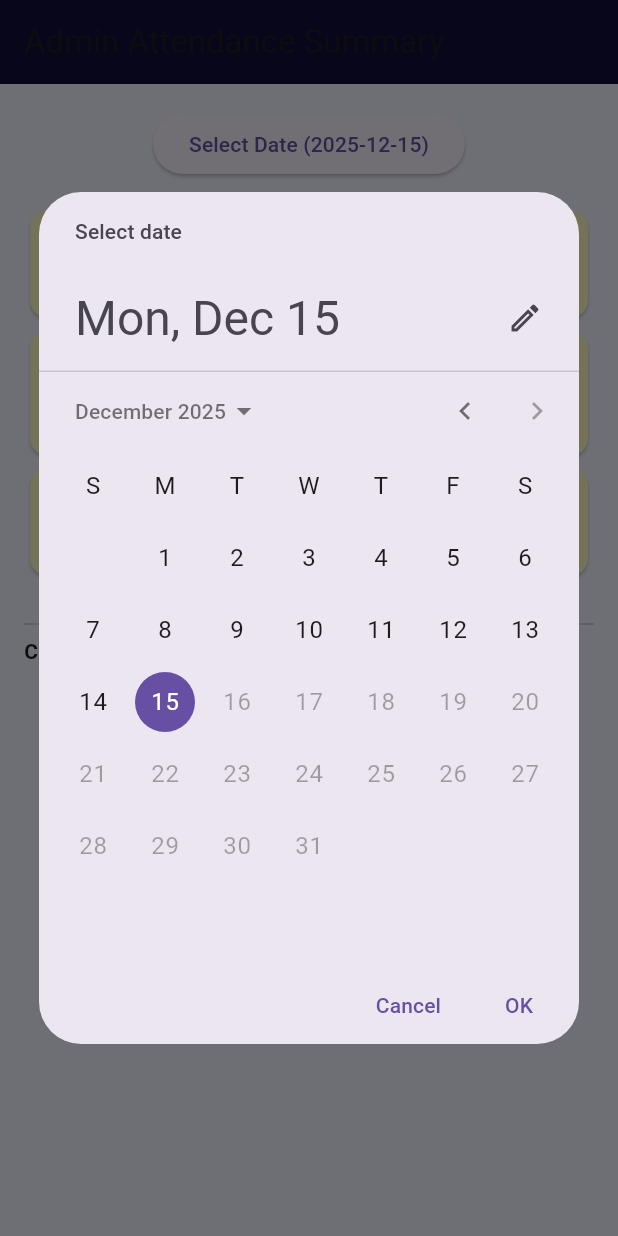
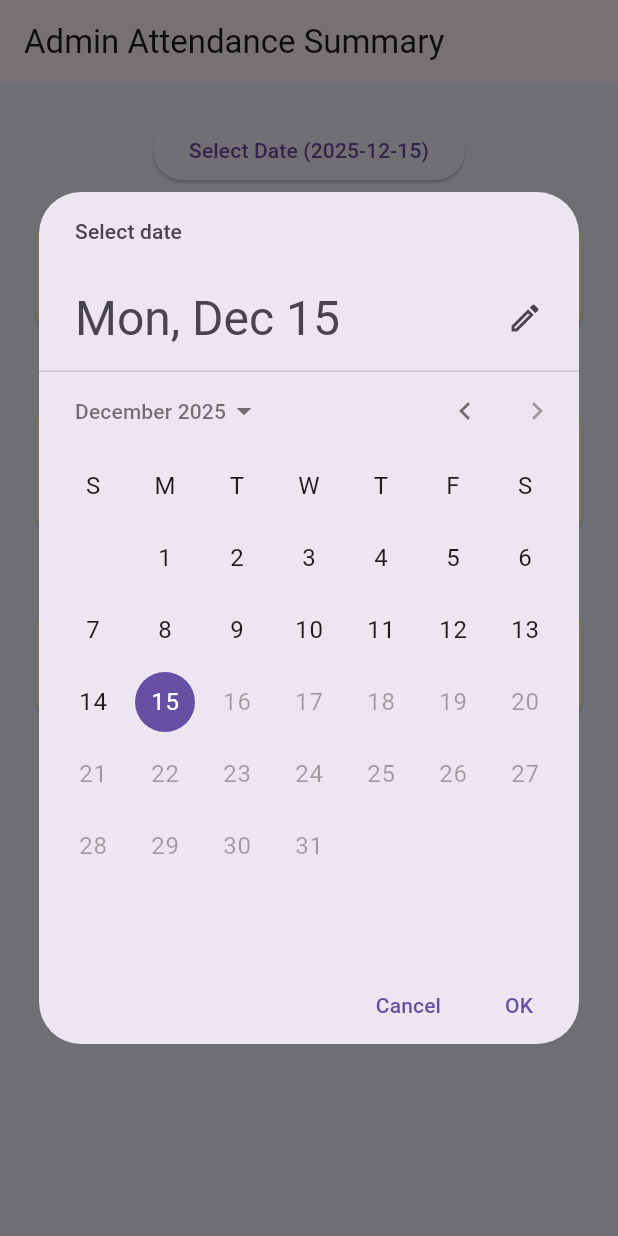
Before and after one commit to vidyakunj/vidyakunj-full-ready, a Flutter app: the AdminDashboard screen opened directly, after a tap on an icon or button, on a phone screen of 412 x 824 dp. Run offline on Flutter 3.47's test engine with Material 3 defaults, Android fonts, the phone set to English and light mode, and no system bars; our stand-ins replace csv, file_picker, shared_preferences; accounts and stored records are empty.

Commit message:
Update admin_dashboard.dart

```diff
--- a/lib/screens/admin_dashboard.dart
+++ b/lib/screens/admin_dashboard.dart
@@ -10,144 +10,172 @@ class AdminDashboard extends StatefulWidget {
   State<AdminDashboard> createState() => _AdminDashboardState();
 }
 
-leadingZeros(int n) => n.toString().padLeft(2, '0');
-
 class _AdminDashboardState extends State<AdminDashboard> {
   DateTime selectedDate = DateTime.now();
+  bool loading = false;
+
+  // DATA
+  List<Map<String, dynamic>> primaryClasses = [];
+  List<Map<String, dynamic>> secondaryClasses = [];
 
   int primaryTotal = 0, primaryPresent = 0, primaryAbsent = 0;
   int secondaryTotal = 0, secondaryPresent = 0, secondaryAbsent = 0;
+
   int schoolTotal = 0, schoolPresent = 0, schoolAbsent = 0;
 
-  List<Map<String, dynamic>> classWise = [];
+  final List<String> divisions = ["A", "B", "C", "D"];
+
+  String get dateStr =>
+      "${selectedDate.year}-${selectedDate.month.toString().padLeft(2, '0')}-${selectedDate.day.toString().padLeft(2, '0')}";
+
+  Future<Map<String, dynamic>?> fetchSummary(
+      String std, String div) async {
+    final uri = Uri.parse(
+        "$SERVER_URL/attendance/summary?date=$dateStr&std=$std&div=$div");
+
+    final res = await http.get(uri);
+    if (res.statusCode != 200) return null;
+
+    final data = jsonDecode(res.body);
+    if (data["success"] != true) return null;
+
+    return data["summary"];
+  }
 
   Future<void> loadSummary() async {
-    final dateStr =
-        "${selectedDate.year}-${leadingZeros(selectedDate.month)}-${leadingZeros(selectedDate.day)}";
+    setState(() {
+      loading = true;
+      primaryClasses.clear();
+      secondaryClasses.clear();
 
       primaryTotal = primaryPresent = primaryAbsent = 0;
       secondaryTotal = secondaryPresent = secondaryAbsent = 0;
       schoolTotal = schoolPresent = schoolAbsent = 0;
-    classWise.clear();
-
-    try {
-      for (int std = 1; std <= 12; std++) {
-        final divRes =
-            await http.get(Uri.parse("$SERVER_URL/divisions?std=$std"));
-        if (divRes.statusCode != 200) continue;
-
-        final divisions =
-            (jsonDecode(divRes.body)["divisions"] as List<dynamic>);
-
-        for (final div in divisions) {
-          final res = await http.get(Uri.parse(
-              "$SERVER_URL/attendance/summary?date=$dateStr&std=$std&div=$div"));
-
-          if (res.statusCode != 200) continue;
-
-          final data = jsonDecode(res.body)["summary"];
-
-          final total = (data["total"] as num).toInt();
-          final present = (data["present"] as num).toInt();
-          final absent = (data["absent"] as num).toInt();
-
-          classWise.add({
-            "std": std,
-            "div": div,
-            "total": total,
-            "present": present,
-            "absent": absent,
     });
 
-          if (std <= 8) {
+    // PRIMARY STD 1–8
+    for (int std = 1; std <= 8; std++) {
+      for (final div in divisions) {
+        final s = await fetchSummary("$std", div);
+        if (s == null) continue;
+
+        final int total = (s["total"] as num).toInt();
+        final int present = (s["present"] as num).toInt();
+        final int absent = (s["absent"] as num).toInt();
+
+        primaryClasses.add(s);
+
         primaryTotal += total;
         primaryPresent += present;
         primaryAbsent += absent;
-          } else {
+      }
+    }
+
+    // SECONDARY STD 9–12
+    for (int std = 9; std <= 12; std++) {
+      for (final div in divisions) {
+        final s = await fetchSummary("$std", div);
+        if (s == null) continue;
+
+        final int total = (s["total"] as num).toInt();
+        final int present = (s["present"] as num).toInt();
+        final int absent = (s["absent"] as num).toInt();
+
+        secondaryClasses.add(s);
+
         secondaryTotal += total;
         secondaryPresent += present;
         secondaryAbsent += absent;
       }
-
-          schoolTotal += total;
-          schoolPresent += present;
-          schoolAbsent += absent;
-        }
     }
 
-      setState(() {});
-    } catch (e) {
-      ScaffoldMessenger.of(context).showSnackBar(
-        const SnackBar(content: Text("Failed to load summary")),
-      );
-    }
+    schoolTotal = primaryTotal + secondaryTotal;
+    schoolPresent = primaryPresent + secondaryPresent;
+    schoolAbsent = primaryAbsent + secondaryAbsent;
+
+    setState(() => loading = false);
   }
 
   Widget summaryCard(String title, int t, int p, int a) {
     return Card(
       color: Colors.yellow[100],
       child: ListTile(
-        title: Text(title, style: const TextStyle(fontWeight: FontWeight.bold)),
-        subtitle: Text("Total: $t | Present: $p | Absent: $a"),
+        title: Text(title,
+            style: const TextStyle(fontWeight: FontWeight.bold)),
+        subtitle: Text("Total: $t  |  Present: $p  |  Absent: $a"),
       ),
+    );
+  }
+
+  Widget classList(String title, List<Map<String, dynamic>> data) {
+    return Column(
+      crossAxisAlignment: CrossAxisAlignment.start,
+      children: [
+        const SizedBox(height: 12),
+        Text(title,
+            style: const TextStyle(
+                fontSize: 16, fontWeight: FontWeight.bold)),
+        const SizedBox(height: 8),
+        ...data.map((e) => Card(
+              child: ListTile(
+                title: Text("STD ${e['std']}  |  DIV ${e['div']}"),
+                subtitle: Text(
+                    "Total: ${e['total']} | Present: ${e['present']} | Absent: ${e['absent']}"),
+              ),
+            )),
+      ],
     );
   }
 
   @override
   Widget build(BuildContext context) {
     return Scaffold(
+      appBar: AppBar(title: const Text("Admin Attendance Summary")),
       backgroundColor: const Color(0xffeef3ff),
-      appBar: AppBar(
-        title: const Text("Admin Attendance Summary"),
-        backgroundColor: const Color(0xFF110E38),
-      ),
       body: Padding(
-        padding: const EdgeInsets.all(16),
+        padding: const EdgeInsets.all(20),
         child: SingleChildScrollView(
           child: Column(
-            crossAxisAlignment: CrossAxisAlignment.start,
             children: [
-              Center(
-                child: ElevatedButton(
+              ElevatedButton(
                 onPressed: () async {
-                    final picked = await showDatePicker(
+                  final d = await showDatePicker(
                     context: context,
                     initialDate: selectedDate,
                     firstDate: DateTime(2023),
                     lastDate: DateTime.now(),
                   );
-                    if (picked != null) {
-                      setState(() => selectedDate = picked);
-                      await loadSummary();
+                  if (d != null) {
+                    selectedDate = d;
+                    loadSummary();
                   }
                 },
-                  child: Text(
-                      "Select Date (${selectedDate.toString().split(' ')[0]})"),
+                child: Text("Select Date ($dateStr)"),
               ),
-              ),
-              const SizedBox(height: 16),
-
-              summaryCard("PRIMARY SECTION (STD 1–8)",
-                  primaryTotal, primaryPresent, primaryAbsent),
-
-              summaryCard("SECONDARY & HIGH SECONDARY (STD 9–12)",
-                  secondaryTotal, secondaryPresent, secondaryAbsent),
-
-              summaryCard("WHOLE SCHOOL SUMMARY",
-                  schoolTotal, schoolPresent, schoolAbsent),
 
               const SizedBox(height: 20),
-              const Divider(),
-              const Text("CLASS WISE SUMMARY",
-                  style: TextStyle(fontWeight: FontWeight.bold)),
 
-              ...classWise.map((e) => Card(
-                    child: ListTile(
-                      title: Text("STD ${e["std"]} | DIV ${e["div"]}"),
-                      subtitle: Text(
-                          "Total: ${e["total"]} | Present: ${e["present"]} | Absent: ${e["absent"]}"),
-                    ),
-                  )),
+              if (loading) const CircularProgressIndicator(),
+
+              if (!loading) ...[
+                summaryCard(
+                    "PRIMARY SECTION (STD 1–8)",
+                    primaryTotal,
+                    primaryPresent,
+                    primaryAbsent),
+                classList("Primary Class Wise Summary", primaryClasses),
+
+                summaryCard(
+                    "SECONDARY & HIGHER SECONDARY (STD 9–12)",
+                    secondaryTotal,
+                    secondaryPresent,
+                    secondaryAbsent),
+                classList(
+                    "Secondary Class Wise Summary", secondaryClasses),
+
+                summaryCard("WHOLE SCHOOL SUMMARY", schoolTotal,
+                    schoolPresent, schoolAbsent),
+              ]
             ],
           ),
         ),
```
Lines whose indentation alone changed are shown as unchanged.
